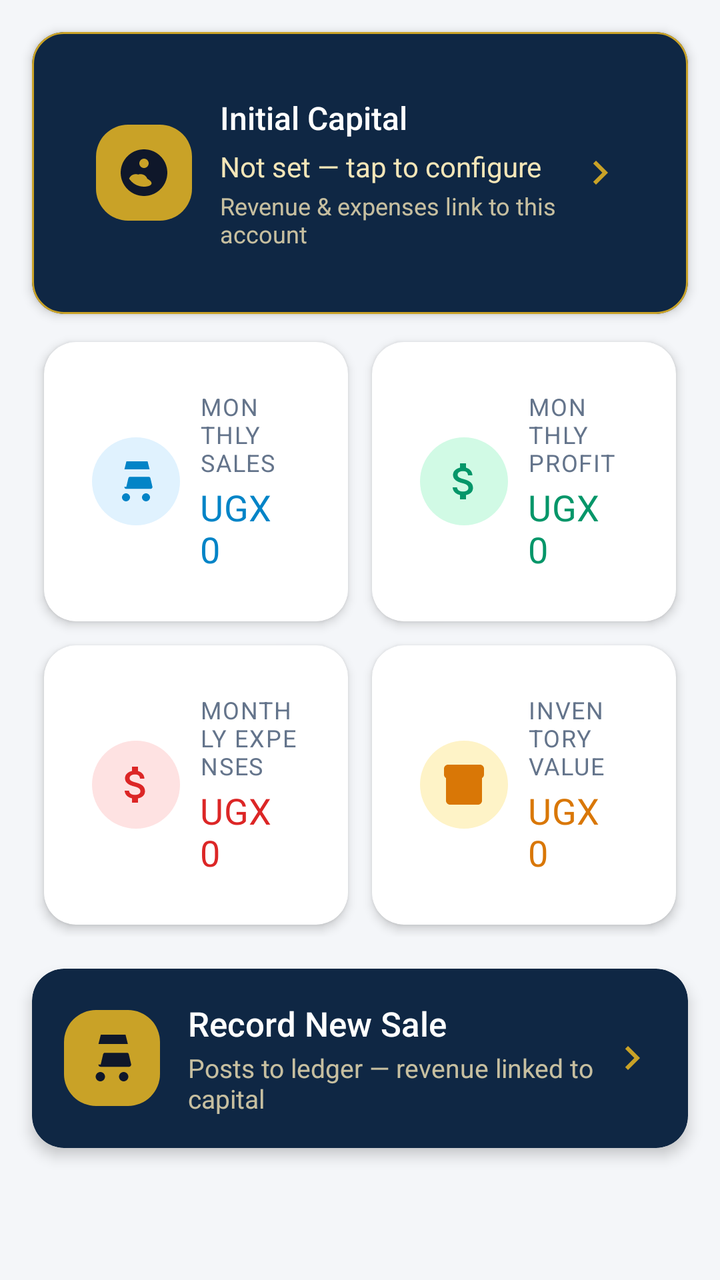
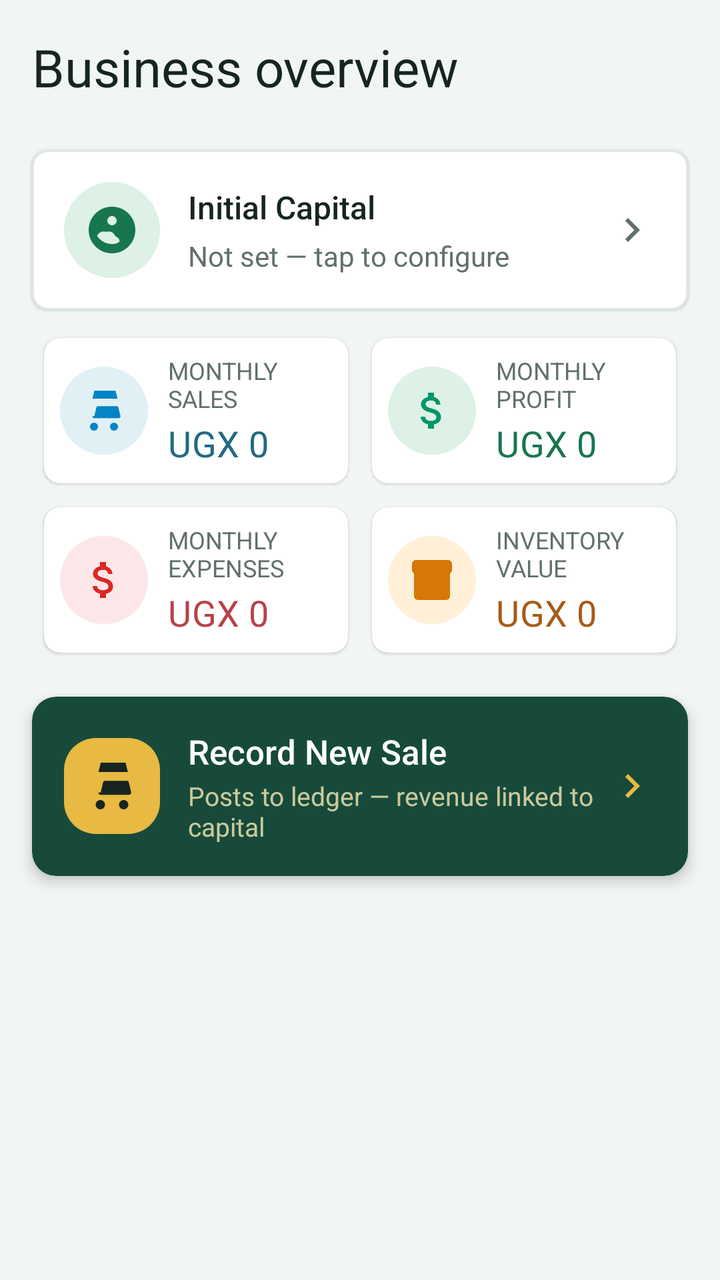

Screens rendered from an Android XML layout before and after an edit, with the pre-edit source and the edit as a unified diff.
<!-- AndroidManifest.xml: application theme Theme.FinanceApp -->
<!-- res/layout/fragment_home.xml -->
<?xml version="1.0" encoding="utf-8"?>
<androidx.core.widget.NestedScrollView xmlns:android="http://schemas.android.com/apk/res/android"
    xmlns:app="http://schemas.android.com/apk/res-auto"
    android:layout_width="match_parent"
    android:layout_height="match_parent"
    android:clipToPadding="false"
    android:fillViewport="true">

    <LinearLayout
        android:layout_width="match_parent"
        android:layout_height="wrap_content"
        android:orientation="vertical"
        android:paddingBottom="@dimen/spacing_xl">

        <include layout="@layout/include_capital_card" />

        <GridLayout
            android:layout_width="match_parent"
            android:layout_height="wrap_content"
            android:layout_marginStart="@dimen/spacing_md"
            android:layout_marginTop="@dimen/spacing_sm"
            android:layout_marginEnd="@dimen/spacing_md"
            android:columnCount="2"
            android:rowCount="2">

            <com.google.android.material.card.MaterialCardView
                style="@style/Card.Dashboard"
                android:layout_width="0dp"
                android:layout_height="wrap_content"
                android:layout_columnWeight="1"
                android:layout_margin="6dp">

                <LinearLayout
                    android:layout_width="match_parent"
                    android:layout_height="wrap_content"
                    android:gravity="center_vertical"
                    android:orientation="horizontal"
                    android:padding="@dimen/spacing_sm">

                    <FrameLayout
                        android:layout_width="@dimen/icon_circle"
                        android:layout_height="@dimen/icon_circle"
                        android:background="@drawable/bg_icon_circle_sales">

                        <ImageView
                            android:layout_width="@dimen/icon_size_md"
                            android:layout_height="@dimen/icon_size_md"
                            android:layout_gravity="center"
                            android:contentDescription="@null"
                            android:src="@drawable/ic_sales" />
                    </FrameLayout>

                    <LinearLayout
                        android:layout_width="0dp"
                        android:layout_height="wrap_content"
                        android:layout_marginStart="10dp"
                        android:layout_weight="1"
                        android:orientation="vertical">

                        <TextView style="@style/Text.StatLabel" android:layout_width="wrap_content" android:layout_height="wrap_content" android:text="Monthly Sales" />
                        <TextView android:id="@+id/tvTotalSales" style="@style/Text.StatValue" android:layout_width="wrap_content" android:layout_height="wrap_content" android:layout_marginTop="2dp" android:text="UGX 0" android:textColor="@color/stat_sales_icon" />
                    </LinearLayout>
                </LinearLayout>
            </com.google.android.material.card.MaterialCardView>

            <com.google.android.material.card.MaterialCardView
                style="@style/Card.Dashboard"
                android:layout_width="0dp"
                android:layout_height="wrap_content"
                android:layout_columnWeight="1"
                android:layout_margin="6dp">

                <LinearLayout
                    android:layout_width="match_parent"
                    android:layout_height="wrap_content"
                    android:gravity="center_vertical"
                    android:orientation="horizontal"
                    android:padding="@dimen/spacing_sm">

                    <FrameLayout
                        android:layout_width="@dimen/icon_circle"
                        android:layout_height="@dimen/icon_circle"
                        android:background="@drawable/bg_icon_circle_profit">

                        <ImageView
                            android:layout_width="@dimen/icon_size_md"
                            android:layout_height="@dimen/icon_size_md"
                            android:layout_gravity="center"
                            android:contentDescription="@null"
                            android:src="@drawable/ic_profit" />
                    </FrameLayout>

                    <LinearLayout
                        android:layout_width="0dp"
                        android:layout_height="wrap_content"
                        android:layout_marginStart="10dp"
                        android:layout_weight="1"
                        android:orientation="vertical">

                        <TextView style="@style/Text.StatLabel" android:layout_width="wrap_content" android:layout_height="wrap_content" android:text="Monthly Profit" />
                        <TextView android:id="@+id/tvTotalProfit" style="@style/Text.StatValue" android:layout_width="wrap_content" android:layout_height="wrap_content" android:layout_marginTop="2dp" android:text="UGX 0" android:textColor="@color/success" />
                    </LinearLayout>
                </LinearLayout>
            </com.google.android.material.card.MaterialCardView>

            <com.google.android.material.card.MaterialCardView
                style="@style/Card.Dashboard"
                android:layout_width="0dp"
                android:layout_height="wrap_content"
                android:layout_columnWeight="1"
                android:layout_margin="6dp">

                <LinearLayout
                    android:layout_width="match_parent"
                    android:layout_height="wrap_content"
                    android:gravity="center_vertical"
                    android:orientation="horizontal"
                    android:padding="@dimen/spacing_sm">

                    <FrameLayout
                        android:layout_width="@dimen/icon_circle"
                        android:layout_height="@dimen/icon_circle"
                        android:background="@drawable/bg_icon_circle_expense">

                        <ImageView
                            android:layout_width="@dimen/icon_size_md"
                            android:layout_height="@dimen/icon_size_md"
                            android:layout_gravity="center"
                            android:contentDescription="@null"
                            android:src="@drawable/ic_expense" />
                    </FrameLayout>

                    <LinearLayout
                        android:layout_width="0dp"
                        android:layout_height="wrap_content"
                        android:layout_marginStart="10dp"
                        android:layout_weight="1"
                        android:orientation="vertical">

                        <TextView style="@style/Text.StatLabel" android:layout_width="wrap_content" android:layout_height="wrap_content" android:text="Monthly Expenses" />
                        <TextView android:id="@+id/tvTotalExpenses" style="@style/Text.StatValue" android:layout_width="wrap_content" android:layout_height="wrap_content" android:layout_marginTop="2dp" android:text="UGX 0" android:textColor="@color/danger" />
                    </LinearLayout>
                </LinearLayout>
            </com.google.android.material.card.MaterialCardView>

            <com.google.android.material.card.MaterialCardView
                style="@style/Card.Dashboard"
                android:layout_width="0dp"
                android:layout_height="wrap_content"
                android:layout_columnWeight="1"
                android:layout_margin="6dp">

                <LinearLayout
                    android:layout_width="match_parent"
                    android:layout_height="wrap_content"
                    android:gravity="center_vertical"
                    android:orientation="horizontal"
                    android:padding="@dimen/spacing_sm">

                    <FrameLayout
                        android:layout_width="@dimen/icon_circle"
                        android:layout_height="@dimen/icon_circle"
                        android:background="@drawable/bg_icon_circle_inventory">

                        <ImageView
                            android:layout_width="@dimen/icon_size_md"
                            android:layout_height="@dimen/icon_size_md"
                            android:layout_gravity="center"
                            android:contentDescription="@null"
                            android:src="@drawable/ic_stock" />
                    </FrameLayout>

                    <LinearLayout
                        android:layout_width="0dp"
                        android:layout_height="wrap_content"
                        android:layout_marginStart="10dp"
                        android:layout_weight="1"
                        android:orientation="vertical">

                        <TextView style="@style/Text.StatLabel" android:layout_width="wrap_content" android:layout_height="wrap_content" android:text="Inventory Value" />
                        <TextView android:id="@+id/tvInventoryValue" style="@style/Text.StatValue" android:layout_width="wrap_content" android:layout_height="wrap_content" android:layout_marginTop="2dp" android:text="UGX 0" android:textColor="@color/warning" />
                    </LinearLayout>
                </LinearLayout>
            </com.google.android.material.card.MaterialCardView>
        </GridLayout>

        <com.google.android.material.card.MaterialCardView
            android:id="@+id/btnAddSale"
            android:layout_width="match_parent"
            android:layout_height="wrap_content"
            android:layout_marginStart="@dimen/spacing_md"
            android:layout_marginTop="@dimen/spacing_md"
            android:layout_marginEnd="@dimen/spacing_md"
            android:clickable="true"
            android:focusable="true"
            android:foreground="?attr/selectableItemBackground"
            app:cardBackgroundColor="@color/primary"
            app:cardCornerRadius="@dimen/radius_lg"
            app:cardElevation="4dp">

            <LinearLayout
                android:layout_width="match_parent"
                android:layout_height="wrap_content"
                android:gravity="center_vertical"
                android:orientation="horizontal"
                android:padding="@dimen/spacing_md">

                <FrameLayout
                    android:layout_width="48dp"
                    android:layout_height="48dp"
                    android:background="@drawable/bg_cta_sale">

                    <ImageView
                        android:layout_width="28dp"
                        android:layout_height="28dp"
                        android:layout_gravity="center"
                        android:contentDescription="@null"
                        android:src="@drawable/ic_sales"
                        app:tint="@color/text_on_accent" />
                </FrameLayout>

                <LinearLayout
                    android:layout_width="0dp"
                    android:layout_height="wrap_content"
                    android:layout_marginStart="14dp"
                    android:layout_weight="1"
                    android:orientation="vertical">

                    <TextView
                        android:layout_width="wrap_content"
                        android:layout_height="wrap_content"
                        android:fontFamily="sans-serif-medium"
                        android:text="Record New Sale"
                        android:textColor="@color/text_on_primary"
                        android:textSize="17sp" />

                    <TextView
                        android:layout_width="wrap_content"
                        android:layout_height="wrap_content"
                        android:layout_marginTop="2dp"
                        android:alpha="0.8"
                        android:text="Posts to ledger — revenue linked to capital"
                        android:textColor="@color/accent_light"
                        android:textSize="13sp" />
                </LinearLayout>

                <ImageView
                    android:layout_width="24dp"
                    android:layout_height="24dp"
                    android:contentDescription="@null"
                    android:src="@drawable/ic_chevron"
                    app:tint="@color/accent" />
            </LinearLayout>
        </com.google.android.material.card.MaterialCardView>
    </LinearLayout>
</androidx.core.widget.NestedScrollView>
<!-- res/layout/include_capital_card.xml (included above) -->
<?xml version="1.0" encoding="utf-8"?>
<com.google.android.material.card.MaterialCardView xmlns:android="http://schemas.android.com/apk/res/android"
    xmlns:app="http://schemas.android.com/apk/res-auto"
    android:id="@+id/cardCapital"
    style="@style/Card.Dashboard"
    android:layout_width="match_parent"
    android:layout_height="wrap_content"
    android:layout_marginStart="@dimen/spacing_md"
    android:layout_marginTop="@dimen/spacing_md"
    android:layout_marginEnd="@dimen/spacing_md"
    android:clickable="true"
    android:focusable="true"
    android:foreground="?attr/selectableItemBackground"
    app:cardBackgroundColor="@color/primary"
    app:strokeColor="@color/accent"
    app:strokeWidth="1dp">

    <LinearLayout
        android:layout_width="match_parent"
        android:layout_height="wrap_content"
        android:gravity="center_vertical"
        android:orientation="horizontal"
        android:padding="@dimen/spacing_md">

        <FrameLayout
            android:layout_width="48dp"
            android:layout_height="48dp"
            android:background="@drawable/bg_cta_sale">

            <ImageView
                android:layout_width="28dp"
                android:layout_height="28dp"
                android:layout_gravity="center"
                android:contentDescription="@null"
                android:src="@drawable/ic_capital"
                app:tint="@color/text_on_accent" />
        </FrameLayout>

        <LinearLayout
            android:layout_width="0dp"
            android:layout_height="wrap_content"
            android:layout_marginStart="14dp"
            android:layout_weight="1"
            android:orientation="vertical">

            <TextView
                android:layout_width="wrap_content"
                android:layout_height="wrap_content"
                android:fontFamily="sans-serif-medium"
                android:text="Initial Capital"
                android:textColor="@color/text_on_primary"
                android:textSize="16sp" />

            <TextView
                android:id="@+id/tvCapitalBalance"
                android:layout_width="wrap_content"
                android:layout_height="wrap_content"
                android:layout_marginTop="4dp"
                android:text="Not set — tap to configure"
                android:textColor="@color/accent_light"
                android:textSize="14sp" />

            <TextView
                android:layout_width="wrap_content"
                android:layout_height="wrap_content"
                android:layout_marginTop="2dp"
                android:alpha="0.8"
                android:text="Revenue &amp; expenses link to this account"
                android:textColor="@color/accent_light"
                android:textSize="12sp" />
        </LinearLayout>

        <ImageView
            android:layout_width="24dp"
            android:layout_height="24dp"
            android:contentDescription="@null"
            android:src="@drawable/ic_chevron"
            app:tint="@color/accent" />
    </LinearLayout>
</com.google.android.material.card.MaterialCardView>
<!-- resources referenced by this layout -->
<resources>
  <color name="accent">#C9A227</color>
  <color name="accent_light">#F5E6B8</color>
  <color name="danger">#DC2626</color>
  <color name="primary">#0F2744</color>
  <color name="stat_sales_icon">#0284C7</color>
  <color name="success">#059669</color>
  <color name="text_on_accent">#0F172A</color>
  <color name="text_on_primary">#FFFFFF</color>
  <color name="warning">#D97706</color>
  <dimen name="icon_circle">44dp</dimen>
  <dimen name="icon_size_md">24dp</dimen>
  <dimen name="radius_lg">16dp</dimen>
  <dimen name="spacing_md">16dp</dimen>
  <dimen name="spacing_sm">8dp</dimen>
  <dimen name="spacing_xl">32dp</dimen>
  <!-- drawable bg_cta_sale (drawable) -->
  <?xml version="1.0" encoding="utf-8"?>
  <shape xmlns:android="http://schemas.android.com/apk/res/android"
      android:shape="rectangle">
      <solid android:color="@color/accent" />
      <corners android:radius="16dp" />
  </shape>
  <!-- drawable bg_icon_circle_profit (drawable) -->
  <?xml version="1.0" encoding="utf-8"?>
  <shape xmlns:android="http://schemas.android.com/apk/res/android"
      android:shape="oval">
      <solid android:color="@color/stat_profit_bg" />
      <size android:width="44dp" android:height="44dp" />
  </shape>
  <!-- drawable bg_icon_circle_sales (drawable) -->
  <?xml version="1.0" encoding="utf-8"?>
  <shape xmlns:android="http://schemas.android.com/apk/res/android"
      android:shape="oval">
      <solid android:color="@color/stat_sales_bg" />
      <size android:width="44dp" android:height="44dp" />
  </shape>
  <style name="Card.Dashboard" parent="Widget.MaterialComponents.CardView">
          <item name="cardCornerRadius">@dimen/radius_lg</item>
          <item name="cardElevation">@dimen/card_elevation</item>
          <item name="cardBackgroundColor">@color/surface</item>
          <item name="contentPadding">@dimen/spacing_md</item>
      </style>
  <style name="Text.StatLabel" parent="Text.Caption">
          <item name="android:textColor">@color/text_secondary</item>
          <item name="android:textAllCaps">true</item>
          <item name="android:letterSpacing">0.05</item>
      </style>
  <style name="Text.StatValue" parent="TextAppearance.MaterialComponents.Subtitle1">
          <item name="android:textColor">@color/text_primary</item>
          <item name="android:textSize">@dimen/text_stat_value</item>
          <item name="android:fontFamily">sans-serif-medium</item>
      </style>
  <color name="stat_expense_bg">#FEE2E2</color>
  <color name="stat_inventory_bg">#FEF3C7</color>
  <color name="stat_profit_bg">#D1FAE5</color>
  <color name="stat_sales_bg">#E0F2FE</color>
  <dimen name="card_elevation">3dp</dimen>
  <color name="surface">#FFFFFF</color>
  <style name="Text.Caption" parent="TextAppearance.MaterialComponents.Caption">
          <item name="android:textColor">@color/text_secondary</item>
          <item name="android:textSize">@dimen/text_caption</item>
      </style>
  <color name="text_secondary">#64748B</color>
  <color name="text_primary">#0F172A</color>
  <dimen name="text_stat_value">18sp</dimen>
  <color name="primary_dark">#091A2E</color>
  <color name="background">#F4F6F9</color>
  <style name="Fab.Primary" parent="Widget.MaterialComponents.FloatingActionButton">
          <item name="backgroundTint">@color/accent</item>
          <item name="tint">@color/text_on_accent</item>
          <item name="elevation">6dp</item>
      </style>
  <dimen name="text_caption">12sp</dimen>
  <dimen name="radius_md">12dp</dimen>
  <dimen name="radius_sm">8dp</dimen>
  <color name="text_hint">#94A3B8</color>
  <!-- unchanged entries left out for length: 11 -->
</resources>

<!-- the commit's change to res/layout/fragment_home.xml (unified diff, before → after) -->
@@ -11,6 +11,16 @@
         android:layout_height="wrap_content"
         android:orientation="vertical"
         android:paddingBottom="@dimen/spacing_xl">
+
+        <TextView
+            style="@style/Text.Headline"
+            android:layout_width="wrap_content"
+            android:layout_height="wrap_content"
+            android:layout_marginStart="@dimen/spacing_md"
+            android:layout_marginTop="@dimen/spacing_md"
+            android:layout_marginEnd="@dimen/spacing_md"
+            android:layout_marginBottom="@dimen/spacing_sm"
+            android:text="Business overview" />
 
         <include layout="@layout/include_capital_card" />
 
@@ -268,8 +278,8 @@
     android:clickable="true"
     android:focusable="true"
     android:foreground="?attr/selectableItemBackground"
-    app:cardBackgroundColor="@color/primary"
-    app:strokeColor="@color/accent"
+    app:cardBackgroundColor="@color/surface"
+    app:strokeColor="@color/divider"
     app:strokeWidth="1dp">
 
     <LinearLayout
@@ -282,7 +292,7 @@
         <FrameLayout
             android:layout_width="48dp"
             android:layout_height="48dp"
-            android:background="@drawable/bg_cta_sale">
+            android:background="@drawable/bg_icon_circle_profit">
 
             <ImageView
                 android:layout_width="28dp"
@@ -290,7 +300,7 @@
                 android:layout_gravity="center"
                 android:contentDescription="@null"
                 android:src="@drawable/ic_capital"
-                app:tint="@color/text_on_accent" />
+                app:tint="@color/success" />
         </FrameLayout>
 
         <LinearLayout
@@ -305,7 +315,7 @@
                 android:layout_height="wrap_content"
                 android:fontFamily="sans-serif-medium"
                 android:text="Initial Capital"
-                android:textColor="@color/text_on_primary"
+                android:textColor="@color/text_primary"
                 android:textSize="16sp" />
 
             <TextView
@@ -314,17 +324,8 @@
                 android:layout_height="wrap_content"
                 android:layout_marginTop="4dp"
                 android:text="Not set — tap to configure"
-                android:textColor="@color/accent_light"
+                android:textColor="@color/text_secondary"
                 android:textSize="14sp" />
-
-            <TextView
-                android:layout_width="wrap_content"
-                android:layout_height="wrap_content"
-                android:layout_marginTop="2dp"
-                android:alpha="0.8"
-                android:text="Revenue &amp; expenses link to this account"
-                android:textColor="@color/accent_light"
-                android:textSize="12sp" />
         </LinearLayout>
 
         <ImageView
@@ -332,6 +333,6 @@
             android:layout_height="24dp"
             android:contentDescription="@null"
             android:src="@drawable/ic_chevron"
-            app:tint="@color/accent" />
+            app:tint="@color/text_secondary" />
     </LinearLayout>
 </com.google.android.material.card.MaterialCardView>
<!-- resource entries referenced after the edit -->
@@ -1,17 +1,18 @@
 <!-- resources referenced by this layout -->
 <resources>
-  <color name="accent">#C9A227</color>
-  <color name="accent_light">#F5E6B8</color>
-  <color name="danger">#DC2626</color>
-  <color name="primary">#0F2744</color>
-  <color name="stat_sales_icon">#0284C7</color>
-  <color name="success">#059669</color>
-  <color name="text_on_accent">#0F172A</color>
+  <color name="accent">#E8B943</color>
+  <color name="accent_light">#F8E8B5</color>
+  <color name="danger">#B8424A</color>
+  <color name="divider">#DEE7E1</color>
+  <color name="primary">#174A3A</color>
+  <color name="stat_sales_icon">#216B82</color>
+  <color name="success">#18764F</color>
+  <color name="text_on_accent">#17251F</color>
   <color name="text_on_primary">#FFFFFF</color>
-  <color name="warning">#D97706</color>
+  <color name="warning">#A75B17</color>
   <dimen name="icon_circle">44dp</dimen>
   <dimen name="icon_size_md">24dp</dimen>
-  <dimen name="radius_lg">16dp</dimen>
+  <dimen name="radius_lg">12dp</dimen>
   <dimen name="spacing_md">16dp</dimen>
   <dimen name="spacing_sm">8dp</dimen>
   <dimen name="spacing_xl">32dp</dimen>
@@ -37,45 +38,51 @@
       <size android:width="44dp" android:height="44dp" />
   </shape>
   <style name="Card.Dashboard" parent="Widget.MaterialComponents.CardView">
-          <item name="cardCornerRadius">@dimen/radius_lg</item>
+          <item name="cardCornerRadius">@dimen/radius_md</item>
           <item name="cardElevation">@dimen/card_elevation</item>
           <item name="cardBackgroundColor">@color/surface</item>
-          <item name="contentPadding">@dimen/spacing_md</item>
+          <item name="contentPadding">0dp</item>
+      </style>
+  <style name="Text.Headline" parent="TextAppearance.MaterialComponents.Headline5">
+          <item name="android:textColor">@color/text_primary</item>
+          <item name="android:textSize">@dimen/text_headline</item>
+          <item name="android:fontFamily">sans-serif-medium</item>
       </style>
   <style name="Text.StatLabel" parent="Text.Caption">
           <item name="android:textColor">@color/text_secondary</item>
           <item name="android:textAllCaps">true</item>
-          <item name="android:letterSpacing">0.05</item>
+          <item name="android:letterSpacing">0</item>
       </style>
   <style name="Text.StatValue" parent="TextAppearance.MaterialComponents.Subtitle1">
           <item name="android:textColor">@color/text_primary</item>
           <item name="android:textSize">@dimen/text_stat_value</item>
           <item name="android:fontFamily">sans-serif-medium</item>
       </style>
-  <color name="stat_expense_bg">#FEE2E2</color>
-  <color name="stat_inventory_bg">#FEF3C7</color>
-  <color name="stat_profit_bg">#D1FAE5</color>
-  <color name="stat_sales_bg">#E0F2FE</color>
-  <dimen name="card_elevation">3dp</dimen>
+  <color name="stat_expense_bg">#FBE7E8</color>
+  <color name="stat_inventory_bg">#FFF0D7</color>
+  <color name="stat_profit_bg">#DDF1E6</color>
+  <color name="stat_sales_bg">#E0F0F4</color>
+  <dimen name="card_elevation">1dp</dimen>
+  <dimen name="text_headline">26sp</dimen>
   <color name="surface">#FFFFFF</color>
   <style name="Text.Caption" parent="TextAppearance.MaterialComponents.Caption">
           <item name="android:textColor">@color/text_secondary</item>
           <item name="android:textSize">@dimen/text_caption</item>
       </style>
-  <color name="text_secondary">#64748B</color>
-  <color name="text_primary">#0F172A</color>
+  <color name="text_secondary">#617168</color>
+  <color name="text_primary">#17251F</color>
   <dimen name="text_stat_value">18sp</dimen>
-  <color name="primary_dark">#091A2E</color>
-  <color name="background">#F4F6F9</color>
+  <color name="primary_dark">#0D3026</color>
+  <color name="background">#F2F6F3</color>
   <style name="Fab.Primary" parent="Widget.MaterialComponents.FloatingActionButton">
           <item name="backgroundTint">@color/accent</item>
           <item name="tint">@color/text_on_accent</item>
           <item name="elevation">6dp</item>
       </style>
   <dimen name="text_caption">12sp</dimen>
-  <dimen name="radius_md">12dp</dimen>
-  <dimen name="radius_sm">8dp</dimen>
-  <color name="text_hint">#94A3B8</color>
+  <dimen name="radius_md">8dp</dimen>
+  <dimen name="radius_sm">4dp</dimen>
+  <color name="text_hint">#87958C</color>
   <!-- unchanged entries left out for length: 11 -->
 </resources>
 
